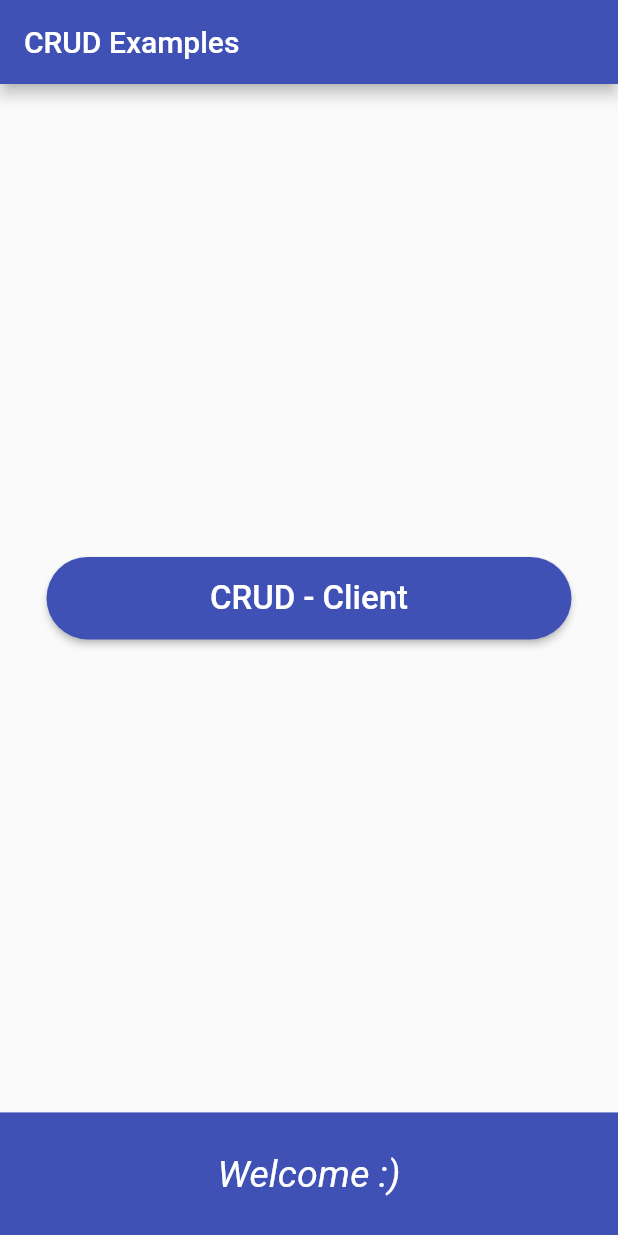
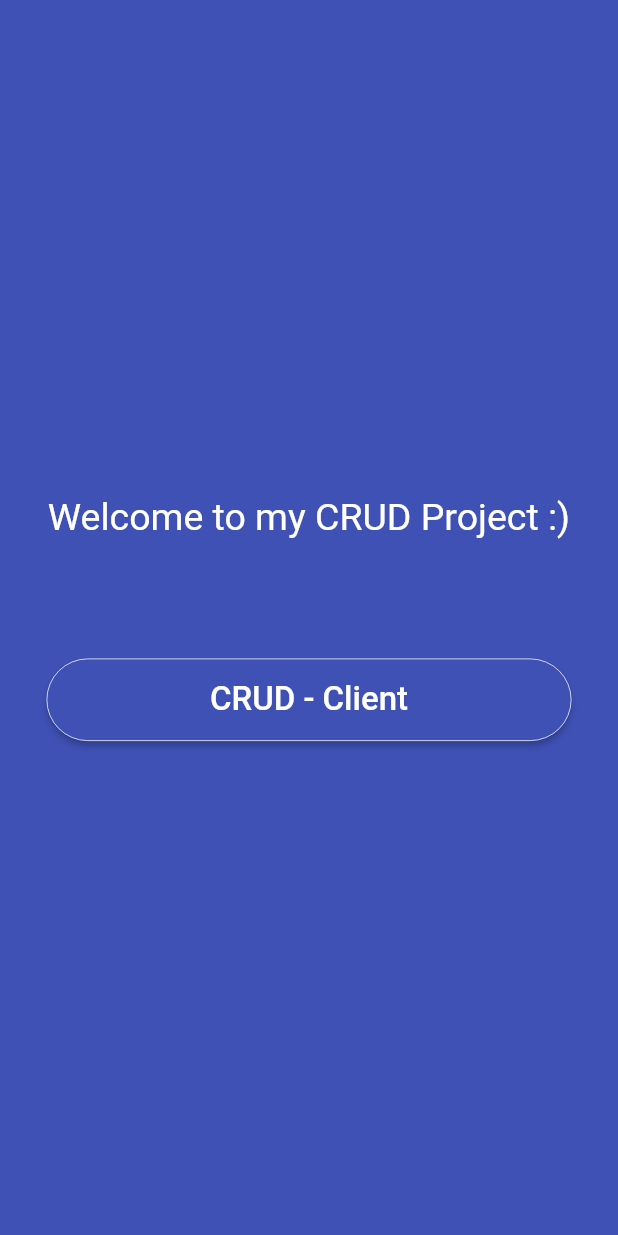
Before and after one commit to mattbrevis/crud_project, a Flutter app: the screen it shows after launch, on a phone screen of 412 x 824 dp. Run offline on Flutter 3.47's test engine with Material 2 defaults, Android fonts, the phone set to English and light mode, and no system bars; our stand-ins replace brasil_fields; missing offline and left inert: bottom_picker.

```diff
--- a/lib/main.dart
+++ b/lib/main.dart
@@ -17,6 +17,7 @@ class MyApp extends StatelessWidget {
           primarySwatch: Colors.indigo,
           elevatedButtonTheme: ElevatedButtonThemeData(
               style: ElevatedButton.styleFrom(
+              side: const BorderSide(color: Colors.white, width: 0.5),
             backgroundColor: Colors.indigo,
             foregroundColor: Colors.white,
             shape: RoundedRectangleBorder(
--- a/lib/pages/client/client_list_page.dart
+++ b/lib/pages/client/client_list_page.dart
@@ -62,7 +62,7 @@ class _ClientListPageState extends State<ClientListPage> {
                                 String subtitle = '';
                                 String dataClientComplete =
                                     'City: ${clientModel.address?.city.toString()} UF: ${clientModel.address?.uf.toString()}\nDistrict: ${clientModel.address?.district.toString()}\nAddress: ${clientModel.address?.address.toString()} \nZip-Code: ${clientModel.address?.cep.toString()}  \nBorn Date: $bornDateMask \nE-mail: ${clientModel.emailClient.toString()}';
-                                if (clientModel.nameClient.length ==
+                                if (clientModel.nameClient.length <
                                     14) {
                                   title =
                                       'Name: ${clientModel.nameClient}';
--- a/lib/pages/home_page.dart
+++ b/lib/pages/home_page.dart
@@ -14,16 +14,19 @@ class _MyHomePageState extends State<MyHomePage> {
   @override
   Widget build(BuildContext context) {
     return Scaffold(
-      appBar: AppBar(
-        title: Text(widget.title),
-      ),
-      body: SizedBox(
+      body: Container(
+        color: Colors.indigo,
         height: MediaQuery.of(context).size.height,
         width: MediaQuery.of(context).size.width,
         child: Column(
           mainAxisAlignment: MainAxisAlignment.center,
           crossAxisAlignment: CrossAxisAlignment.center,
           children: [
+            const Text('Welcome to my CRUD Project :)',textAlign: TextAlign.center,
+                style: TextStyle(fontSize: 25, color: Colors.white, )),
+            const SizedBox(
+              height: 80,
+            ),
             SizedBox(
               width: 350,
               height: 55,
@@ -34,22 +37,13 @@ class _MyHomePageState extends State<MyHomePage> {
                       MaterialPageRoute(
                           builder: (context) => const ClientListPage()));
                 },
-                    child: const Text('CRUD - Client',
-                        style: TextStyle(color: Colors.white, fontSize: 22)))),
-          ],
+                child: const Text(
+                  'CRUD - Client',
+                  style: TextStyle(color: Colors.white, fontSize: 22),
                 ),
               ),
-      bottomNavigationBar: Container(
-        color: Colors.indigo,
-        width: MediaQuery.of(context).size.width,
-        height: MediaQuery.of(context).size.height * 0.1,
-        child: const Center(
-          child: Text(
-            'Welcome :)',
-            style: TextStyle(
-                color: Colors.white, fontSize: 25, fontStyle: FontStyle.italic),
-            textAlign: TextAlign.center,
             ),
+          ],
         ),
       ),
     );
```
Lines whose indentation alone changed are shown as unchanged.
